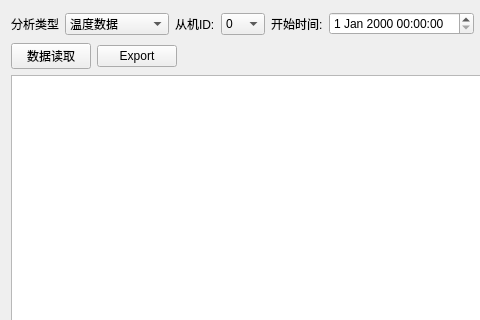
Before: the Qt Designer form HuaFonBench/src/dataAnalysis/dataAnalysis.ui in christing029/HuaFonBench, drawn with Qt 5; both pictures show x 0 to 480 and y 0 to 320 of the 847 by 712 pixel window.
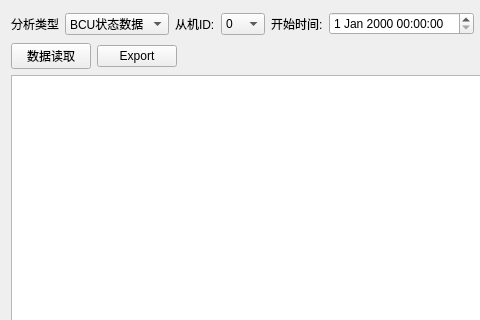
After: the same form once the commit is applied.

Commit message: 日志文件详细数据双击展开

```diff
--- a/HuaFonBench/src/dataAnalysis/dataAnalysis.ui
+++ b/HuaFonBench/src/dataAnalysis/dataAnalysis.ui
@@ -103,16 +103,6 @@
        </item>
        <item>
         <widget class="QComboBox" name="comboBox_2">
-         <item>
-          <property name="text">
-           <string>温度数据</string>
-          </property>
-         </item>
-         <item>
-          <property name="text">
-           <string>电压数据</string>
-          </property>
-         </item>
          <item>
           <property name="text">
            <string>BCU状态数据</string>
```
Left out of the diff: 10 changed lines with no effect on the pictures. The commit also changes 9 other files.
